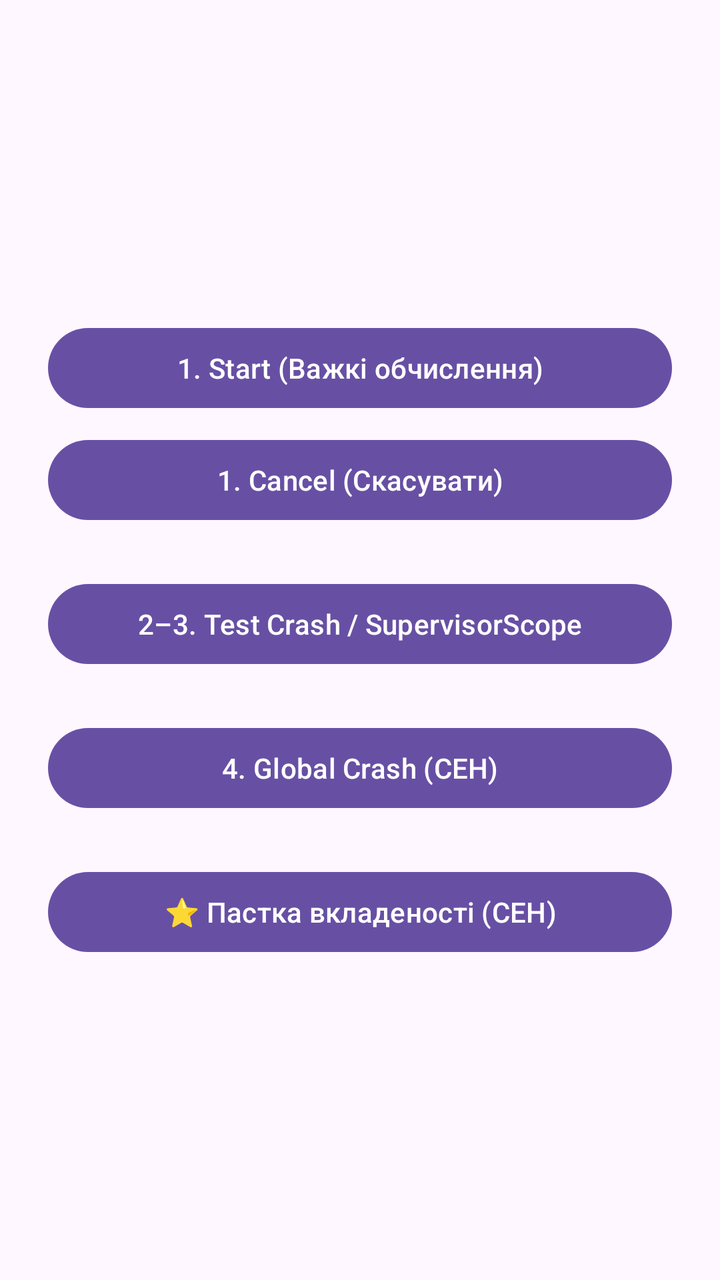
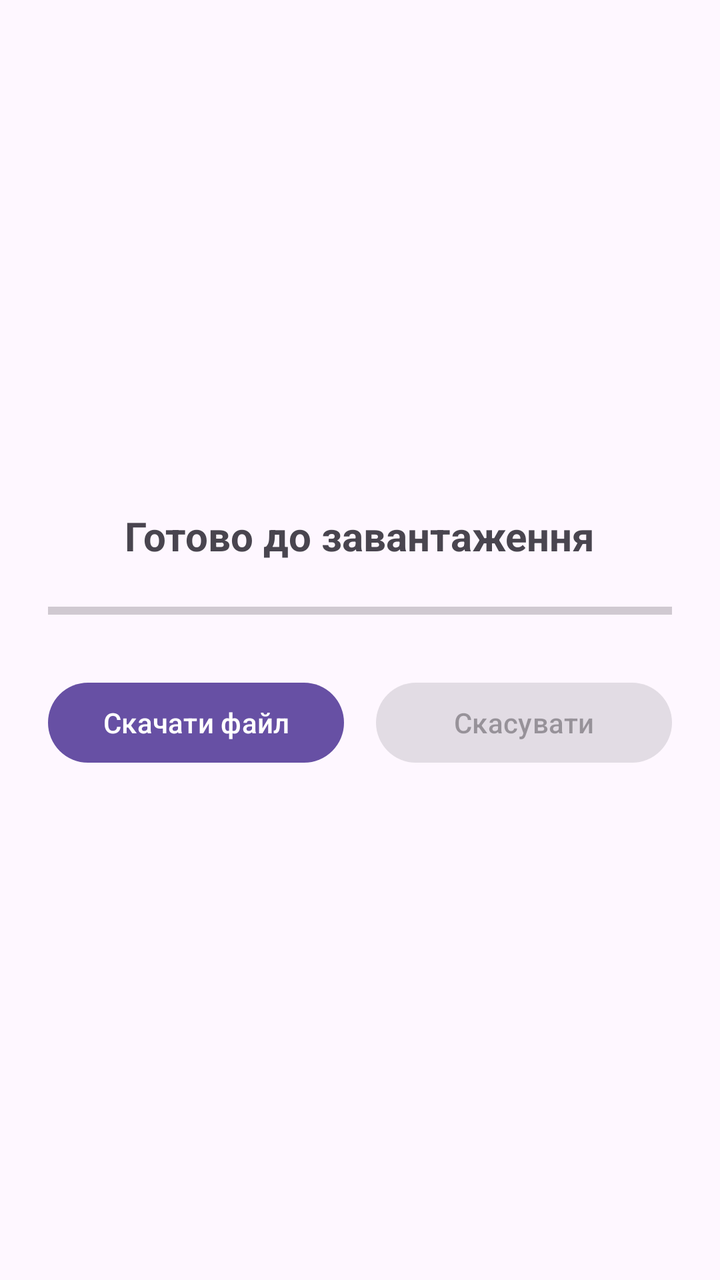

Before-and-after screenshots of an Android layout around one commit, followed by the original layout XML and the change that was made.
<!-- AndroidManifest.xml: application theme Theme.MyApplication -->
<!-- res/layout/activity_main.xml -->
<?xml version="1.0" encoding="utf-8"?>
<LinearLayout xmlns:android="http://schemas.android.com/apk/res/android"
    android:layout_width="match_parent"
    android:layout_height="match_parent"
    android:gravity="center"
    android:orientation="vertical"
    android:padding="24dp">

    <Button
        android:id="@+id/btnStart"
        android:layout_width="match_parent"
        android:layout_height="wrap_content"
        android:text="1. Start (Важкі обчислення)" />

    <Button
        android:id="@+id/btnCancel"
        android:layout_width="match_parent"
        android:layout_height="wrap_content"
        android:layout_marginTop="8dp"
        android:text="1. Cancel (Скасувати)" />

    <Button
        android:id="@+id/btnTestCrash"
        android:layout_width="match_parent"
        android:layout_height="wrap_content"
        android:layout_marginTop="24dp"
        android:text="2–3. Test Crash / SupervisorScope" />

    <Button
        android:id="@+id/btnGlobalCrash"
        android:layout_width="match_parent"
        android:layout_height="wrap_content"
        android:layout_marginTop="24dp"
        android:text="4. Global Crash (CEH)" />

    <Button
        android:id="@+id/btnNestedTrap"
        android:layout_width="match_parent"
        android:layout_height="wrap_content"
        android:layout_marginTop="24dp"
        android:text="⭐ Пастка вкладеності (CEH)" />

</LinearLayout>
<!-- resources referenced by this layout -->
<resources>
  <style name="Theme.MyApplication" parent="Base.Theme.MyApplication" />
  <style name="Base.Theme.MyApplication" parent="Theme.Material3.DayNight.NoActionBar">
          
          
      </style>
</resources>

<!-- the commit's change to res/layout/activity_main.xml (unified diff, before → after) -->
@@ -6,38 +6,46 @@
     android:orientation="vertical"
     android:padding="24dp">
 
-    <Button
-        android:id="@+id/btnStart"
+    <TextView
+        android:id="@+id/tvStatus"
+        android:layout_width="wrap_content"
+        android:layout_height="wrap_content"
+        android:layout_marginBottom="16dp"
+        android:text="Готово до завантаження"
+        android:textSize="20sp"
+        android:textStyle="bold" />
+
+    <ProgressBar
+        android:id="@+id/progressBar"
+        style="?android:attr/progressBarStyleHorizontal"
         android:layout_width="match_parent"
         android:layout_height="wrap_content"
-        android:text="1. Start (Важкі обчислення)" />
+        android:layout_marginBottom="24dp"
+        android:max="100"
+        android:progress="0" />
 
-    <Button
-        android:id="@+id/btnCancel"
+    <LinearLayout
         android:layout_width="match_parent"
         android:layout_height="wrap_content"
-        android:layout_marginTop="8dp"
-        android:text="1. Cancel (Скасувати)" />
+        android:gravity="center"
+        android:orientation="horizontal">
 
-    <Button
-        android:id="@+id/btnTestCrash"
-        android:layout_width="match_parent"
-        android:layout_height="wrap_content"
-        android:layout_marginTop="24dp"
-        android:text="2–3. Test Crash / SupervisorScope" />
+        <Button
+            android:id="@+id/btnDownload"
+            android:layout_width="0dp"
+            android:layout_height="wrap_content"
+            android:layout_marginEnd="8dp"
+            android:layout_weight="1"
+            android:text="Скачати файл" />
 
-    <Button
-        android:id="@+id/btnGlobalCrash"
-        android:layout_width="match_parent"
-        android:layout_height="wrap_content"
-        android:layout_marginTop="24dp"
-        android:text="4. Global Crash (CEH)" />
-
-    <Button
-        android:id="@+id/btnNestedTrap"
-        android:layout_width="match_parent"
-        android:layout_height="wrap_content"
-        android:layout_marginTop="24dp"
-        android:text="⭐ Пастка вкладеності (CEH)" />
+        <Button
+            android:id="@+id/btnCancel"
+            android:layout_width="0dp"
+            android:layout_height="wrap_content"
+            android:layout_marginStart="8dp"
+            android:layout_weight="1"
+            android:enabled="false"
+            android:text="Скасувати" />
+    </LinearLayout>
 
 </LinearLayout>
